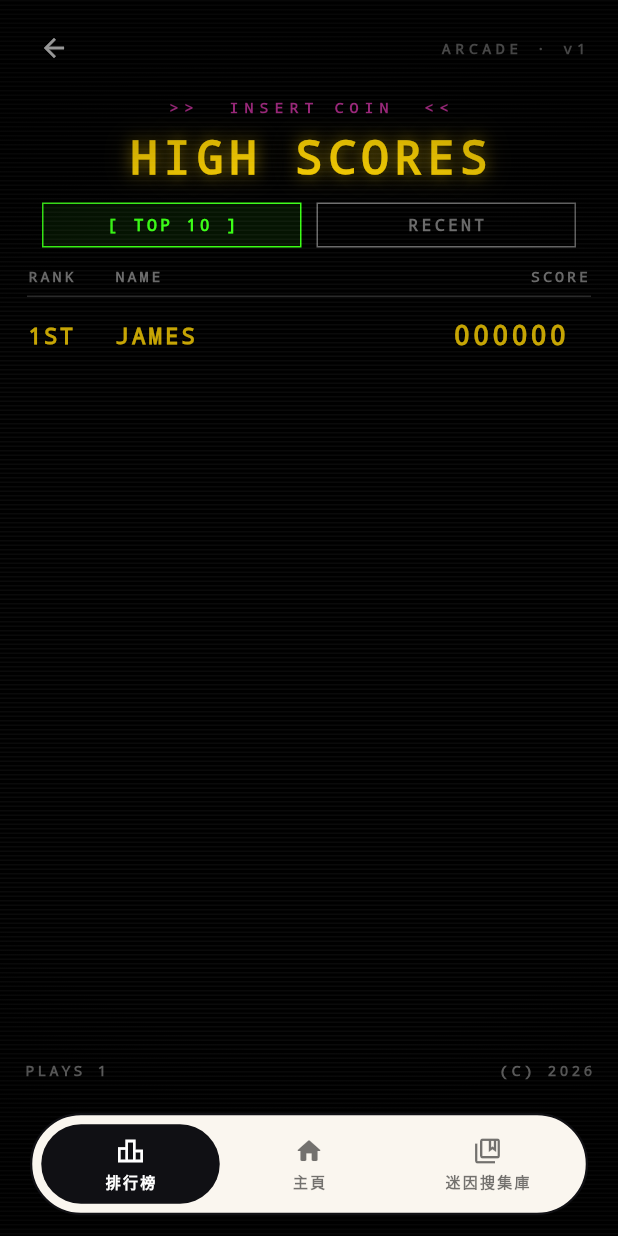
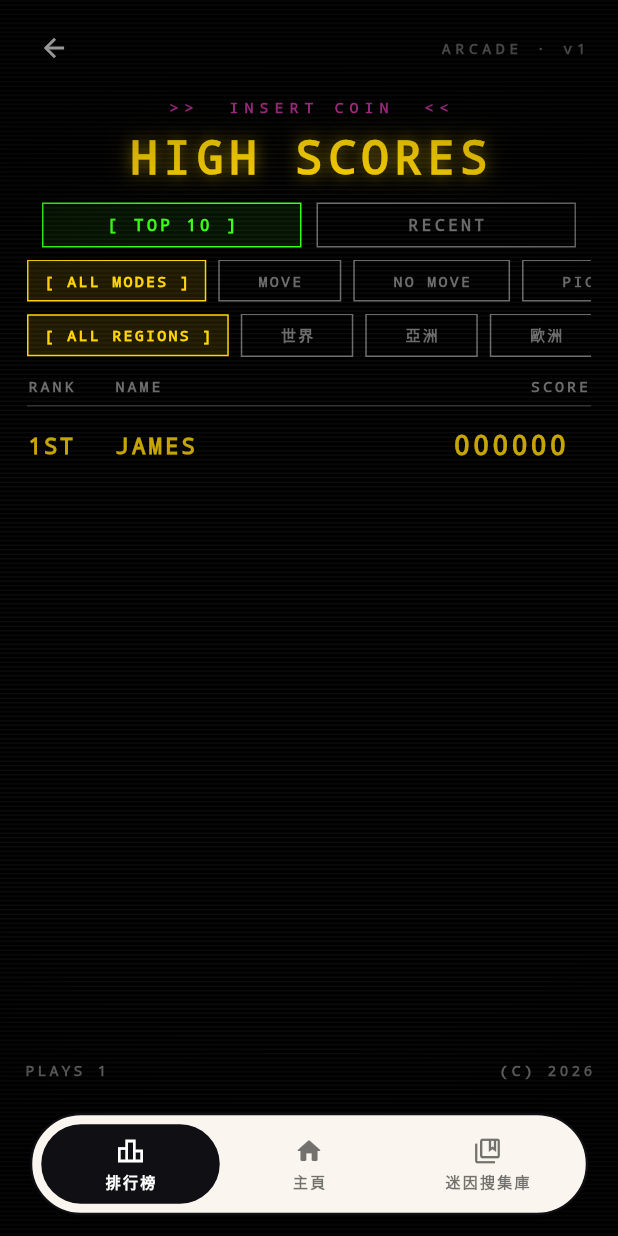
Before and after one commit to jamessu0530/streetscope-challenge, a Flutter app: the ResultPage screen opened directly with empty values, after a tap on "VIEW LEADERBOARD", on a phone screen of 412 x 824 dp. Run offline on Flutter 3.47's test engine with Material 3 defaults, Android fonts, the phone set to English and light mode, and no system bars; our stand-ins replace audioplayers, flutter_dotenv, google_maps_flutter, shared_preferences, webview_flutter; accounts and stored records are empty.

Commit message:
Update leaderboard filters and reset local leaderboard storage.
This adds mode/region filtering, fixes meme collection overflow, increases player name length to 16, and clears old local leaderboard entries by migrating storage to v3.

Made-with: Cursor

```diff
--- a/lib/screens/leaderboard_page.dart
+++ b/lib/screens/leaderboard_page.dart
@@ -7,6 +7,8 @@
 import 'package:flutter/material.dart';
 import 'package:flutter/services.dart';
 
+import '../models/game_mode.dart';
+import '../models/game_region.dart';
 import '../models/leaderboard_entry.dart';
 import '../services/leaderboard_service.dart';
 import '../widgets/floating_home_nav_bar.dart';
@@ -23,10 +25,11 @@ enum _Tab { top, recent }
 class _LeaderboardPageState extends State<LeaderboardPage>
     with TickerProviderStateMixin {
   bool _loading = true;
-  List<LeaderboardEntry> _recent = <LeaderboardEntry>[];
-  List<LeaderboardEntry> _top = <LeaderboardEntry>[];
+  List<LeaderboardEntry> _all = <LeaderboardEntry>[];
   DateTime? _currentPlayedAt;
   _Tab _tab = _Tab.top;
+  GameMode? _modeFilter;
+  GameRegion? _regionFilter;
 
   late final AnimationController _countCtrl;
   late final AnimationController _blinkCtrl;
@@ -67,12 +70,7 @@ class _LeaderboardPageState extends State<LeaderboardPage>
   }
 
   Future<void> _load() async {
-    final List<LeaderboardEntry> all =
-        await LeaderboardService.instance.loadAll();
-    final List<LeaderboardEntry> recent =
-        await LeaderboardService.instance.loadRecent10();
-    final List<LeaderboardEntry> top =
-        await LeaderboardService.instance.loadTop10();
+    final List<LeaderboardEntry> all = await LeaderboardService.instance.loadAll();
     DateTime? currentPlayedAt;
     for (final LeaderboardEntry e in all) {
       if (currentPlayedAt == null || e.playedAt.isAfter(currentPlayedAt)) {
@@ -81,16 +79,34 @@ class _LeaderboardPageState extends State<LeaderboardPage>
     }
     if (!mounted) return;
     setState(() {
-      _recent = recent;
-      _top = top;
+      _all = all;
       _currentPlayedAt = currentPlayedAt;
       _loading = false;
     });
     _countCtrl.forward(from: 0);
   }
 
-  List<LeaderboardEntry> get _rows =>
-      _tab == _Tab.top ? _top : _recent;
+  List<LeaderboardEntry> get _rows {
+    final Iterable<LeaderboardEntry> filtered = _all.where((LeaderboardEntry e) {
+      final bool modeOk = _modeFilter == null || e.mode == _modeFilter;
+      final bool regionOk = _regionFilter == null || e.region == _regionFilter;
+      return modeOk && regionOk;
+    });
+    final List<LeaderboardEntry> rows = filtered.toList();
+    if (_tab == _Tab.top) {
+      rows.sort((LeaderboardEntry a, LeaderboardEntry b) {
+        final int scoreCmp = b.totalScore.compareTo(a.totalScore);
+        if (scoreCmp != 0) return scoreCmp;
+        return b.playedAt.compareTo(a.playedAt);
+      });
+    } else {
+      rows.sort(
+        (LeaderboardEntry a, LeaderboardEntry b) =>
+            b.playedAt.compareTo(a.playedAt),
+      );
+    }
+    return rows.take(10).toList();
+  }
 
   @override
   Widget build(BuildContext context) {
@@ -139,6 +155,8 @@ class _LeaderboardPageState extends State<LeaderboardPage>
         _buildTitle(),
         const SizedBox(height: 8),
         _buildTabs(),
+        const SizedBox(height: 8),
+        _buildFilters(),
         const SizedBox(height: 10),
         _buildColumnHeaders(),
         Padding(
@@ -286,6 +304,110 @@ class _LeaderboardPageState extends State<LeaderboardPage>
     );
   }
 
+  Widget _buildFilters() {
+    return Padding(
+      padding: const EdgeInsets.symmetric(horizontal: 18),
+      child: Column(
+        children: <Widget>[
+          SingleChildScrollView(
+            scrollDirection: Axis.horizontal,
+            child: Row(
+              children: <Widget>[
+                _filterChip(
+                  label: 'ALL MODES',
+                  selected: _modeFilter == null,
+                  onTap: () => _setModeFilter(null),
+                ),
+                const SizedBox(width: 8),
+                _filterChip(
+                  label: 'MOVE',
+                  selected: _modeFilter == GameMode.move,
+                  onTap: () => _setModeFilter(GameMode.move),
+                ),
+                const SizedBox(width: 8),
+                _filterChip(
+                  label: 'NO MOVE',
+                  selected: _modeFilter == GameMode.noMove,
+                  onTap: () => _setModeFilter(GameMode.noMove),
+                ),
+                const SizedBox(width: 8),
+                _filterChip(
+                  label: 'PICTURE',
+                  selected: _modeFilter == GameMode.picture,
+                  onTap: () => _setModeFilter(GameMode.picture),
+                ),
+              ],
+            ),
+          ),
+          const SizedBox(height: 8),
+          SingleChildScrollView(
+            scrollDirection: Axis.horizontal,
+            child: Row(
+              children: <Widget>[
+                _filterChip(
+                  label: 'ALL REGIONS',
+                  selected: _regionFilter == null,
+                  onTap: () => _setRegionFilter(null),
+                ),
+                ...GameRegion.values.map((GameRegion region) {
+                  return Padding(
+                    padding: const EdgeInsets.only(left: 8),
+                    child: _filterChip(
+                      label: region.label.toUpperCase(),
+                      selected: _regionFilter == region,
+                      onTap: () => _setRegionFilter(region),
+                    ),
+                  );
+                }),
+              ],
+            ),
+          ),
+        ],
+      ),
+    );
+  }
+
+  Widget _filterChip({
+    required String label,
+    required bool selected,
+    required VoidCallback onTap,
+  }) {
+    return GestureDetector(
+      onTap: onTap,
+      behavior: HitTestBehavior.opaque,
+      child: Container(
+        padding: const EdgeInsets.symmetric(horizontal: 10, vertical: 6),
+        decoration: BoxDecoration(
+          border: Border.all(color: selected ? _accent : _dim, width: 1),
+          color: selected ? _accent.withValues(alpha: 0.12) : Colors.transparent,
+        ),
+        child: Text(
+          selected ? '[ $label ]' : '  $label  ',
+          style: TextStyle(
+            color: selected ? _accent : _dim,
+            fontSize: 10,
+            letterSpacing: 1.5,
+            fontWeight: FontWeight.w800,
+            fontFamily: 'Menlo',
+            fontFamilyFallback: _monoFallback,
+          ),
+        ),
+      ),
+    );
+  }
+
+  void _setModeFilter(GameMode? mode) {
+    if (_modeFilter == mode) return;
+    setState(() => _modeFilter = mode);
+    _countCtrl.forward(from: 0);
+  }
+
+  void _setRegionFilter(GameRegion? region) {
+    if (_regionFilter == region) return;
+    setState(() => _regionFilter = region);
+    _countCtrl.forward(from: 0);
+  }
+
   Widget _buildList() {
     if (_rows.isEmpty) {
       return const Center(
@@ -333,7 +455,7 @@ class _LeaderboardPageState extends State<LeaderboardPage>
   }
 
   Widget _buildFooter() {
-    final int total = _recent.length;
+    final int total = _rows.length;
     // 多留 96 給底部浮動 nav bar，避免文字被蓋到
     return Padding(
       padding: EdgeInsets.fromLTRB(
--- a/lib/screens/meme_collection_page.dart
+++ b/lib/screens/meme_collection_page.dart
@@ -372,15 +372,19 @@ class _MemeThumb extends StatelessWidget {
                         letterSpacing: 0.5,
                       ),
                     ),
-                    const Spacer(),
-                    Text(
+                    const SizedBox(width: 6),
+                    Expanded(
+                      child: Text(
                         'r/${meme.subreddit}',
+                        textAlign: TextAlign.right,
+                        maxLines: 1,
                         style: const TextStyle(
                           color: Colors.white70,
                           fontSize: 9,
                           fontWeight: FontWeight.w600,
                         ),
                         overflow: TextOverflow.ellipsis,
+                      ),
                     ),
                   ],
                 ),
--- a/lib/screens/result_page.dart
+++ b/lib/screens/result_page.dart
@@ -34,6 +34,7 @@ class ResultPage extends StatefulWidget {
 
 class _ResultPageState extends State<ResultPage>
     with SingleTickerProviderStateMixin {
+  static const int _maxNameLength = 16;
   bool _saving = true;
   int? _highlightIndex;
   late final AnimationController _chartCtrl;
@@ -232,7 +233,7 @@ class _ResultPageState extends State<ResultPage>
             controller: _nameCtrl,
             onChanged: _onNameChanged,
             textCapitalization: TextCapitalization.characters,
-            maxLength: 8,
+            maxLength: _maxNameLength,
             style: const TextStyle(
               fontSize: 16,
               fontWeight: FontWeight.w800,
--- a/lib/services/leaderboard_service.dart
+++ b/lib/services/leaderboard_service.dart
@@ -7,10 +7,12 @@ import '../models/leaderboard_entry.dart';
 class LeaderboardService {
   LeaderboardService._();
   static final LeaderboardService instance = LeaderboardService._();
+  static const int _kMaxNameLength = 16;
 
-  // v2：加入玩家名稱欄位（並順便清掉 v1 的自動生成假名）
-  static const String _kEntriesKey = 'leaderboard_entries_v2';
+  // v3：重置本機排行榜資料（清空舊資料並沿用新格式）
+  static const String _kEntriesKey = 'leaderboard_entries_v3';
   static const String _kLegacyKeyV1 = 'leaderboard_entries_v1';
+  static const String _kLegacyKeyV2 = 'leaderboard_entries_v2';
   static const int _kStorageCap = 200;
 
   /// 存一筆新紀錄，回傳該筆的 playedAt（供事後 updateEntryName 定位）。
@@ -20,8 +22,7 @@ class LeaderboardService {
     required String name,
   }) async {
     final SharedPreferences prefs = await SharedPreferences.getInstance();
-    // 把 v1 舊資料丟掉，避免顯示自動生成、使用者不認得的名字
-    await prefs.remove(_kLegacyKeyV1);
+    await _purgeLegacyKeys(prefs);
 
     final List<LeaderboardEntry> entries = await loadAll();
     final int totalScore = results.fold<int>(
@@ -81,6 +82,7 @@ class LeaderboardService {
 
   Future<List<LeaderboardEntry>> loadAll() async {
     final SharedPreferences prefs = await SharedPreferences.getInstance();
+    await _purgeLegacyKeys(prefs);
     final List<String> raw = prefs.getStringList(_kEntriesKey) ?? <String>[];
     final List<LeaderboardEntry> out = <LeaderboardEntry>[];
     for (final String row in raw) {
@@ -112,7 +114,14 @@ class LeaderboardService {
   String _sanitizeName(String raw) {
     final String trimmed = raw.trim();
     if (trimmed.isEmpty) return 'JAMES';
-    // 顯示是 arcade 等寬字，限制 8 字元避免欄位爆版
-    return trimmed.length > 8 ? trimmed.substring(0, 8) : trimmed;
+    // 與結算頁輸入限制保持一致，避免儲存時再被二次截斷。
+    return trimmed.length > _kMaxNameLength
+        ? trimmed.substring(0, _kMaxNameLength)
+        : trimmed;
+  }
+
+  Future<void> _purgeLegacyKeys(SharedPreferences prefs) async {
+    await prefs.remove(_kLegacyKeyV1);
+    await prefs.remove(_kLegacyKeyV2);
   }
 }
```
Lines whose indentation alone changed are shown as unchanged.
